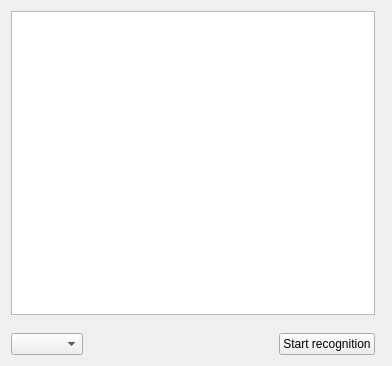
First picture: the form in src/ui/textbasededit_ui.ui, repository KDE/kdenlive, before the edit.
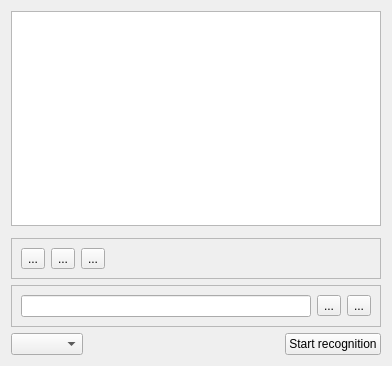
Second picture: the form after the edit. Custom widgets are drawn as their Qt base class.

What changed in the file:
```diff
--- a/src/ui/textbasededit_ui.ui
+++ b/src/ui/textbasededit_ui.ui
@@ -11,12 +11,90 @@
    </rect>
   </property>
   <layout class="QGridLayout" name="gridLayout_2">
-   <item row="3" column="0">
-    <layout class="QHBoxLayout" name="horizontalLayout">
-     <item>
-      <widget class="QComboBox" name="language_box"/>
-     </item>
-    </layout>
+   <item row="2" column="0" colspan="3">
+    <widget class="QFrame" name="edit_frame">
+     <property name="frameShape">
+      <enum>QFrame::StyledPanel</enum>
+     </property>
+     <property name="frameShadow">
+      <enum>QFrame::Raised</enum>
+     </property>
+     <layout class="QGridLayout" name="gridLayout_4">
+      <item row="0" column="0">
+       <widget class="QToolButton" name="button_delete">
+        <property name="text">
+         <string>...</string>
+        </property>
+       </widget>
+      </item>
+      <item row="0" column="1">
+       <widget class="QToolButton" name="button_up">
+        <property name="text">
+         <string>...</string>
+        </property>
+       </widget>
+      </item>
+      <item row="0" column="2">
+       <widget class="QToolButton" name="button_down">
+        <property name="text">
+         <string>...</string>
+        </property>
+       </widget>
+      </item>
+      <item row="0" column="3">
+       <spacer name="horizontalSpacer_2">
+        <property name="orientation">
+         <enum>Qt::Horizontal</enum>
+        </property>
+        <property name="sizeHint" stdset="0">
+         <size>
+          <width>244</width>
+          <height>20</height>
+         </size>
+        </property>
+       </spacer>
+      </item>
+     </layout>
+    </widget>
+   </item>
+   <item row="3" column="0" colspan="3">
+    <widget class="QFrame" name="search_frame">
+     <property name="frameShape">
+      <enum>QFrame::StyledPanel</enum>
+     </property>
+     <property name="frameShadow">
+      <enum>QFrame::Raised</enum>
+     </property>
+     <layout class="QGridLayout" name="gridLayout_3">
+      <item row="0" column="1">
+       <widget class="QToolButton" name="search_prev">
+        <property name="text">
+         <string>...</string>
+        </property>
+       </widget>
+      </item>
+      <item row="0" column="0">
+       <widget class="QLineEdit" name="search_line"/>
+      </item>
+      <item row="0" column="2">
+       <widget class="QToolButton" name="search_next">
+        <property name="text">
+         <string>...</string>
+        </property>
+       </widget>
+      </item>
+     </layout>
+    </widget>
+   </item>
+   <item row="4" column="0">
+    <widget class="QComboBox" name="language_box"/>
+   </item>
+   <item row="4" column="2">
+    <widget class="QPushButton" name="button_start">
+     <property name="text">
+      <string>Start recognition</string>
+     </property>
+    </widget>
    </item>
    <item row="0" column="0" colspan="3">
     <widget class="QListWidget" name="listWidget">
@@ -25,41 +103,10 @@
      </property>
     </widget>
    </item>
-   <item row="1" column="0" colspan="4">
-    <widget class="QFrame" name="frame_position">
-     <property name="frameShape">
-      <enum>QFrame::NoFrame</enum>
-     </property>
-     <property name="frameShadow">
-      <enum>QFrame::Raised</enum>
-     </property>
-     <layout class="QGridLayout" name="gridLayout">
-      <property name="leftMargin">
-       <number>0</number>
-      </property>
-      <property name="topMargin">
-       <number>0</number>
-      </property>
-      <property name="rightMargin">
-       <number>0</number>
-      </property>
-      <property name="bottomMargin">
-       <number>0</number>
-      </property>
-     </layout>
-    </widget>
-   </item>
-   <item row="2" column="0" colspan="3">
+   <item row="1" column="0" colspan="3">
     <widget class="KMessageWidget" name="info_message"/>
    </item>
-   <item row="3" column="2">
-    <widget class="QPushButton" name="button_start">
-     <property name="text">
-      <string>Start recognition</string>
-     </property>
-    </widget>
-   </item>
-   <item row="3" column="1">
+   <item row="4" column="1">
     <spacer name="horizontalSpacer">
      <property name="orientation">
       <enum>Qt::Horizontal</enum>
```
